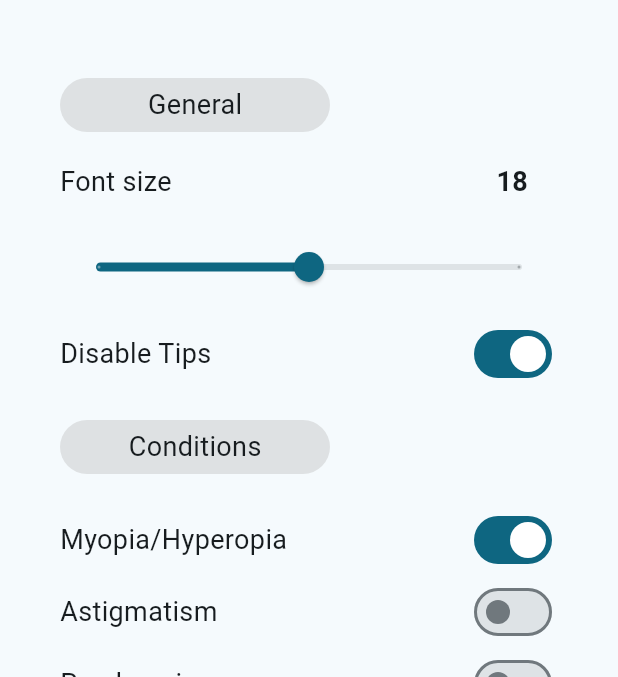
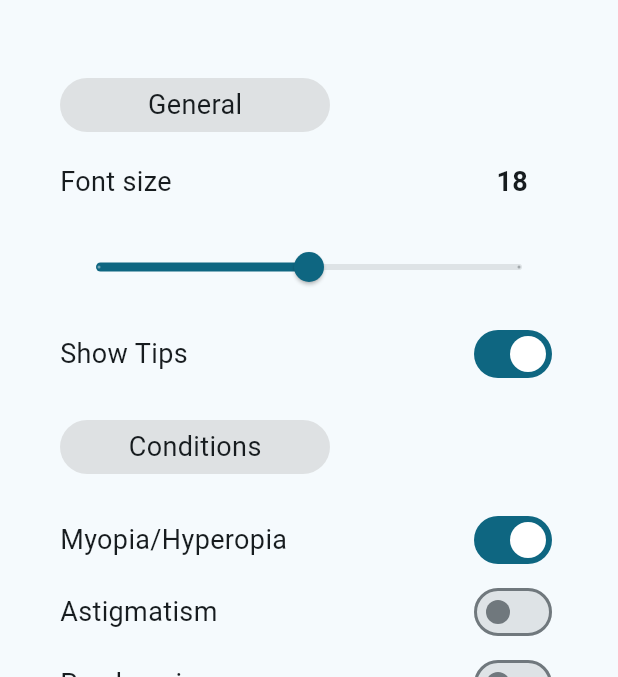
Before and after one commit to Thanasis-pap/contact_lenses, a Flutter app: the screen it shows after launch, item 3 of the bottom bar chosen, on a phone screen of 412 x 824 dp, the part 102-779 px from its top. Run offline on Flutter 3.47's test engine with Material 3 defaults, Android fonts, the phone set to English and light mode, and no system bars; our stand-ins replace auto_size_text, get, shared_preferences.

Commit message:
Edited Settings

```diff
--- a/lib/home.dart
+++ b/lib/home.dart
@@ -193,7 +193,7 @@ class _MyHomePageState extends State<MyHomePage> {
                   width: 200,
                   child: ElevatedButton.icon(
                     onPressed: () {
-                      if (Global.tips == false){
+                      if (Global.tips == true){
                       showDialog<String>(
                         context: context,
                         builder: (BuildContext context) => AlertDialog(
@@ -556,7 +556,7 @@ class _MyHomePageState extends State<MyHomePage> {
                   mainAxisAlignment: MainAxisAlignment.spaceBetween,
                   children: [
                     Text(
-                      'Disable Tips',
+                      'Show Tips',
                       style: TextStyle(fontSize: Global.fontSize),
                     ),
                     Switch(
```
